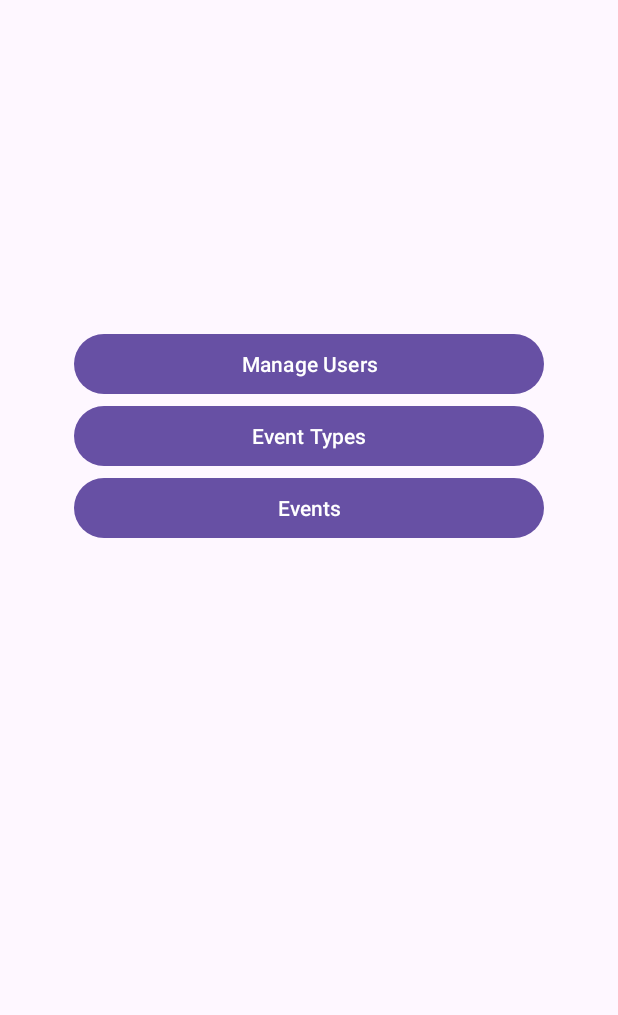
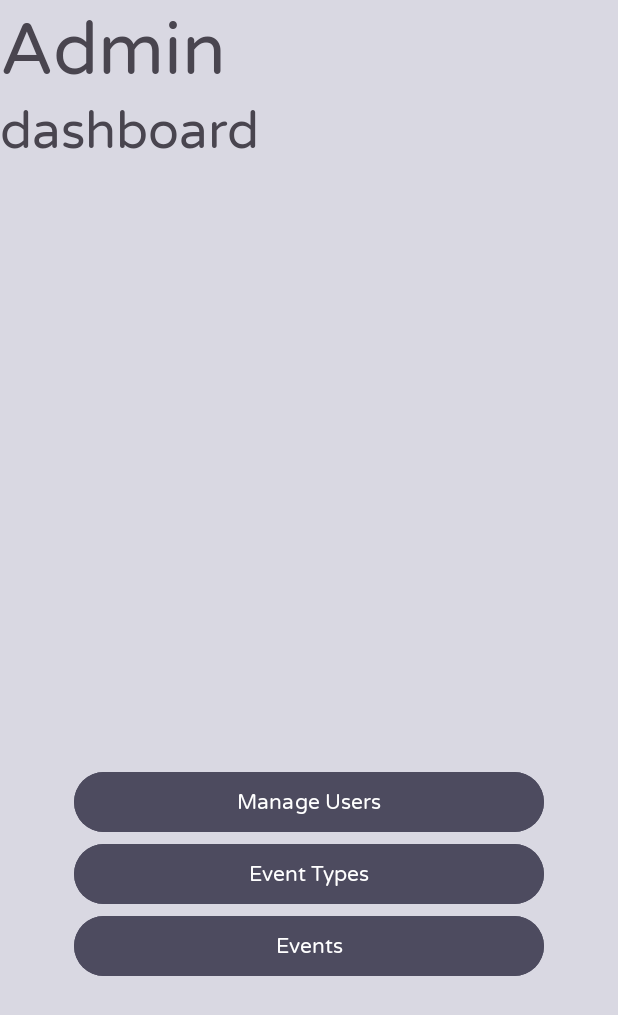
Before and after one commit to taradenaud/GoodCycle, an Android app: the admin_dashboard screen opened directly, with no data from a screen before it, on a phone screen of 412 x 824 dp. Shown: the top 1015 px of the screen. Run offline under Robolectric (Android 15) with nearby library versions, the phone set to English and light mode, and no system bars.

Commit message:
Added color codes and modified .xml files.

```diff
--- a/app/src/main/res/layout/admin_dashboard.xml
+++ b/app/src/main/res/layout/admin_dashboard.xml
@@ -4,11 +4,35 @@
     xmlns:tools="http://schemas.android.com/tools"
     android:layout_width="match_parent"
     android:layout_height="match_parent"
+    android:background="@color/cool_gray_l1"
     tools:context=".admin_dashboard">
 
     <LinearLayout
+        android:layout_width="match_parent"
+        android:layout_height="wrap_content"
+        android:gravity="center_vertical"
+        android:orientation="vertical">
+
+        <TextView
+            android:id="@+id/textView8"
+            android:layout_width="match_parent"
+            android:layout_height="wrap_content"
+            android:fontFamily="@font/varela_round_regular"
+            android:text="@string/Admin_title"
+            android:textSize="48sp" />
+
+        <TextView
+            android:id="@+id/textView11"
+            android:layout_width="match_parent"
+            android:layout_height="wrap_content"
+            android:fontFamily="@font/varela_round_regular"
+            android:text="dashboard"
+            android:textSize="34sp" />
+    </LinearLayout>
+
+    <LinearLayout
         android:layout_width="313dp"
-        android:layout_height="436dp"
+        android:layout_height="wrap_content"
         android:layout_marginStart="50dp"
         android:layout_marginTop="126dp"
         android:layout_marginEnd="50dp"
@@ -24,18 +48,24 @@
             android:id="@+id/button"
             android:layout_width="match_parent"
             android:layout_height="wrap_content"
+            android:backgroundTint="@color/cool_gray_d1"
+            android:fontFamily="@font/varela_round_regular"
             android:text="Manage Users" />
 
         <Button
             android:id="@+id/button2"
             android:layout_width="match_parent"
             android:layout_height="wrap_content"
+            android:backgroundTint="@color/cool_gray_d1"
+            android:fontFamily="@font/varela_round_regular"
             android:text="Event Types" />
 
         <Button
             android:id="@+id/button3"
             android:layout_width="match_parent"
             android:layout_height="wrap_content"
+            android:backgroundTint="@color/cool_gray_d1"
+            android:fontFamily="@font/varela_round_regular"
             android:text="Events" />
     </LinearLayout>
 </androidx.constraintlayout.widget.ConstraintLayout>
--- a/app/src/main/res/layout/welcome_admin.xml
+++ b/app/src/main/res/layout/welcome_admin.xml
@@ -4,6 +4,7 @@
     xmlns:tools="http://schemas.android.com/tools"
     android:layout_width="match_parent"
     android:layout_height="match_parent"
+    android:background="@color/cool_gray_l1"
     tools:context=".welcome_admin">
 
     <LinearLayout
--- a/app/src/main/res/layout/welcome_club_owner.xml
+++ b/app/src/main/res/layout/welcome_club_owner.xml
@@ -4,7 +4,8 @@
     xmlns:tools="http://schemas.android.com/tools"
     android:layout_width="match_parent"
     android:layout_height="match_parent"
-    tools:context=".welcome_clubOwner">
+    tools:context=".welcome_clubOwner"
+    android:background="@color/cambridge_blue_l1">
 
     <LinearLayout
         android:layout_width="wrap_content"
--- a/app/src/main/res/layout/welcome_participant.xml
+++ b/app/src/main/res/layout/welcome_participant.xml
@@ -4,7 +4,8 @@
     xmlns:tools="http://schemas.android.com/tools"
     android:layout_width="match_parent"
     android:layout_height="match_parent"
-    tools:context=".welcome_participant">
+    tools:context=".welcome_participant"
+    android:background="@color/light_green_l1">
 
     <LinearLayout
         android:layout_width="wrap_content"
--- a/app/src/main/res/values/strings.xml
+++ b/app/src/main/res/values/strings.xml
@@ -50,7 +50,7 @@
     <string name="RoleTEXT" />
     <string name="Usernametext">Username:</string>
     <string name="login_text">Log In</string>
-    <string name="UserTypeSpin">Select User Type</string>
+    <string name="UserTypeSpin">Select User Type:</string>
     <string name="RegisterText">Register</string>
     <string name="Welcome_text">Welcome! You are now logged in as </string>
     <string name="Admin_title">Admin</string>
```
Also changed, not shown: app/src/main/res/layout/activity_main.xml (+6 -3 lines), app/src/main/res/layout/club_owner_dashboard.xml (+23 -0 lines), app/src/main/res/layout/participant_dashboard.xml (+23 -0 lines), app/src/main/res/layout/sign_up.xml (+7 -0 lines), app/src/main/res/values/colors.xml (+15 -2 lines), 1 other file.
